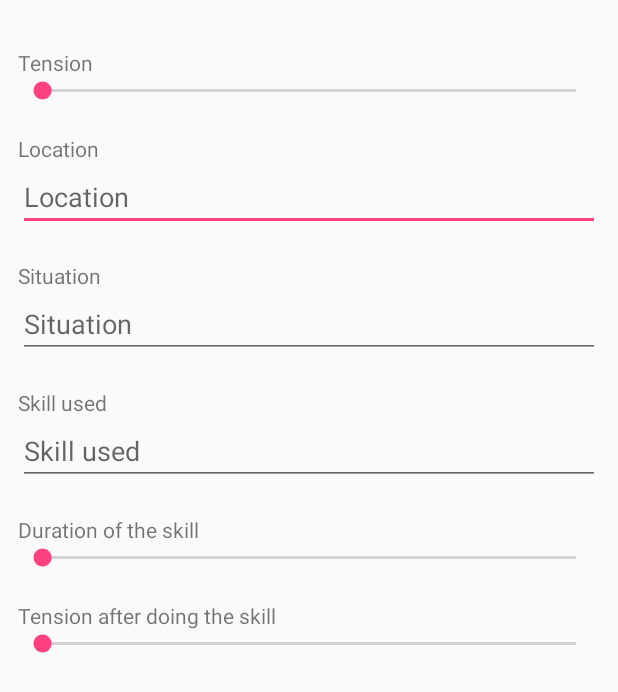
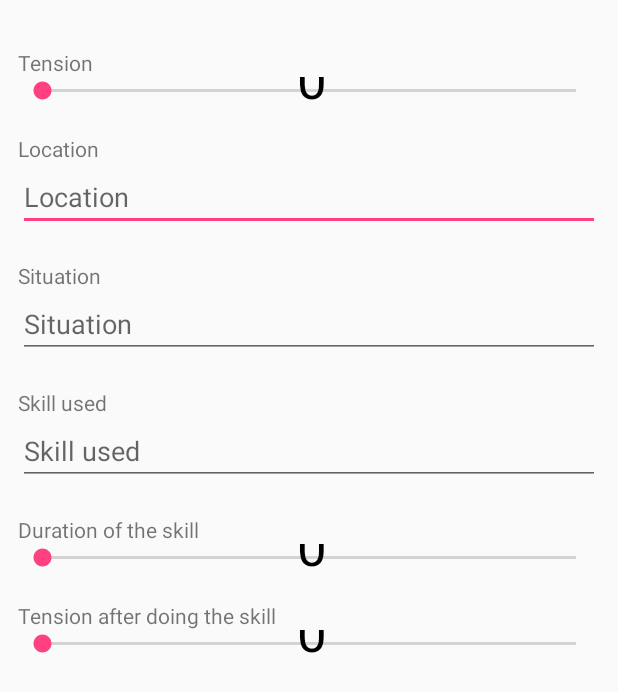
Before and after one commit to SophieBartmann/TensionLog, an Android app: the layout item_detail.xml on its own in the app's theme, with its tools: preview values and no code run, on a phone screen of 412 x 824 dp. Shown: the top 692 px of the screen. Run offline under Robolectric (Android 15) with nearby library versions, the phone set to English and light mode, and no system bars.

Commit message:
Added a custom seekbar which also includes a - yet ugly - progress indicator. BaseEntity content is moved down to the child-classes, to used full generation features. Added App class to provide centralized access to the database-context.
Signed-off-by: Kristoffer Schneider <kschneider@codingfalx.de>

```diff
--- a/mobile/src/main/java/tech/falx/tensionlog/ui/viewmodel/BaseVM.java
+++ b/mobile/src/main/java/tech/falx/tensionlog/ui/viewmodel/BaseVM.java
@@ -4,10 +4,12 @@
 
 package tech.falx.tensionlog.ui.viewmodel;
 
+import tech.falx.tensionlog.db.entity.DaoSession;
+
 /**
  * @author <a href="mailto:kschneider@codingfalx.de">Kristoffer Schneider alias falx<a>
  */
 
 public abstract class BaseVM {
-    public abstract void saveEntities();
+    public abstract void saveEntities(DaoSession daoSession);
 }
--- a/mobile/src/main/java/tech/falx/tensionlog/ui/viewmodel/TensionEntryVM.java
+++ b/mobile/src/main/java/tech/falx/tensionlog/ui/viewmodel/TensionEntryVM.java
@@ -6,6 +6,8 @@ package tech.falx.tensionlog.ui.viewmodel;
 
 import android.databinding.ObservableField;
 import android.databinding.ObservableInt;
+
+import tech.falx.tensionlog.db.entity.DaoSession;
 import tech.falx.tensionlog.db.entity.TensionEntryEntity;
 
 /**
@@ -34,7 +36,7 @@ public class TensionEntryVM extends BaseVM {
 
 
     @Override
-    public void saveEntities() {
+    public void saveEntities(DaoSession daoSession) {
 
     }
 }
--- /dev/null
+++ b/mobile/src/main/java/tech/falx/tensionlog/ui/widget/IndicatorSeekbar.java
@@ -0,0 +1,42 @@
+/*
+ * Copyright (c) 2018. Kristoffer Schneider Licensed under the Apache-2.0 License.
+ */
+
+package tech.falx.tensionlog.ui.widget;
+
+
+import android.content.Context;
+import android.graphics.Canvas;
+import android.graphics.Color;
+import android.graphics.Paint;
+import android.util.AttributeSet;
+
+/**
+ * @author <a href="mailto:kschneider@codingfalx.de">Kristoffer Schneider alias falx<a>
+ */
+
+public class IndicatorSeekbar extends android.support.v7.widget.AppCompatSeekBar {
+    public IndicatorSeekbar(Context context) {
+        super(context);
+    }
+
+    public IndicatorSeekbar(Context context, AttributeSet attrs, int defStyle) {
+        super(context, attrs, defStyle);
+    }
+
+    public IndicatorSeekbar(Context context, AttributeSet attrs) {
+        super(context, attrs);
+    }
+
+    @Override
+    protected void onDraw(Canvas c) {
+        super.onDraw(c);
+        float thumb_x = (float) this.getWidth() * 0.48f;
+        float middle = (float) (this.getHeight()) * 0.8f;
+
+        Paint paint = new Paint();
+        paint.setColor(Color.BLACK);
+        paint.setTextSize(53);
+        c.drawText("" + this.getProgress(), thumb_x, middle, paint);
+    }
+}
--- a/mobile/src/main/res/layout/item_detail.xml
+++ b/mobile/src/main/res/layout/item_detail.xml
@@ -1,3 +1,7 @@
+<!--
+  ~ Copyright (c) 2018. Kristoffer Schneider Licensed under the Apache-2.0 License.
+  -->
+
 <layout>
     <data class="tech.falx.tensionlog.ui.binding.ItemDetailBinding">
         <variable name="vm" type="tech.falx.tensionlog.ui.viewmodel.TensionEntryVM"/>
@@ -15,10 +19,10 @@
             android:layout_width="match_parent"
             android:layout_height="wrap_content"
             android:labelFor="@id/tensionSeekBar"
-            android:text="@string/tension"
-            android:paddingTop="@dimen/linearVertPadding"/>
+            android:paddingTop="@dimen/linearVertPadding"
+            android:text="@string/tension"/>
 
-        <SeekBar
+        <tech.falx.tensionlog.ui.widget.IndicatorSeekbar
             android:id="@+id/tensionSeekBar"
             android:layout_width="match_parent"
             android:layout_height="wrap_content"
@@ -27,11 +31,11 @@
 
         <TextView
             android:id="@+id/locationLabel"
-            android:labelFor="@id/locationEditText"
             android:layout_width="match_parent"
             android:layout_height="wrap_content"
-            android:text="@string/location"
-            android:paddingTop="@dimen/linearVertPadding"/>
+            android:labelFor="@id/locationEditText"
+            android:paddingTop="@dimen/linearVertPadding"
+            android:text="@string/location"/>
 
         <EditText
             android:id="@+id/locationEditText"
@@ -42,11 +46,11 @@
 
         <TextView
             android:id="@+id/situationLabel"
-            android:labelFor="@id/situationEditText"
             android:layout_width="match_parent"
             android:layout_height="wrap_content"
-            android:text="@string/situation"
-            android:paddingTop="@dimen/linearVertPadding"/>
+            android:labelFor="@id/situationEditText"
+            android:paddingTop="@dimen/linearVertPadding"
+            android:text="@string/situation"/>
 
         <EditText
             android:id="@+id/situationEditText"
@@ -57,43 +61,43 @@
 
         <TextView
             android:id="@+id/skillUsedLabel"
-            android:labelFor="@id/skillUsedEditText"
             android:layout_width="match_parent"
             android:layout_height="wrap_content"
-            android:text="@string/skill_used"
-            android:paddingTop="@dimen/linearVertPadding"/>
+            android:labelFor="@id/skillUsedEditText"
+            android:paddingTop="@dimen/linearVertPadding"
+            android:text="@string/skill_used"/>
 
         <EditText
             android:id="@+id/skillUsedEditText"
             android:layout_width="match_parent"
             android:layout_height="wrap_content"
-            android:text="@{vm.skillUsed}"
-            android:hint="@string/skill_used"/>
+            android:hint="@string/skill_used"
+            android:text="@{vm.skillUsed}"/>
 
         <TextView
             android:id="@+id/skillDurationLabel"
-            android:labelFor="@id/skillDurationSeekBar"
             android:layout_width="match_parent"
             android:layout_height="wrap_content"
-            android:text="@string/skill_duration"
-            android:paddingTop="@dimen/linearVertPadding"/>
+            android:labelFor="@id/skillDurationSeekBar"
+            android:paddingTop="@dimen/linearVertPadding"
+            android:text="@string/skill_duration"/>
 
-        <SeekBar
+        <tech.falx.tensionlog.ui.widget.IndicatorSeekbar
             android:id="@+id/skillDurationSeekBar"
             android:layout_width="match_parent"
             android:layout_height="wrap_content"
-            android:progress="@{vm.skillDuration}"
-            android:max="120"/>
+            android:max="120"
+            android:progress="@{vm.skillDuration}"/>
 
         <TextView
             android:id="@+id/tensionAfterSeekBarLabel"
             android:layout_width="match_parent"
             android:layout_height="wrap_content"
             android:labelFor="@id/tensionAfterSeekBar"
-            android:text="@string/tension_after_label"
-            android:paddingTop="@dimen/linearVertPadding"/>
+            android:paddingTop="@dimen/linearVertPadding"
+            android:text="@string/tension_after_label"/>
 
-        <SeekBar
+        <tech.falx.tensionlog.ui.widget.IndicatorSeekbar
             android:id="@+id/tensionAfterSeekBar"
             android:layout_width="match_parent"
             android:layout_height="wrap_content"
```
Also changed, not shown: mobile/src/main/java/tech/falx/tensionlog/App.java (+7 -2 lines), mobile/src/main/java/tech/falx/tensionlog/db/entity/BaseEntity.java (+4 -13 lines), mobile/src/main/java/tech/falx/tensionlog/db/entity/SkillEntity.java (+32 -2 lines), mobile/src/main/java/tech/falx/tensionlog/db/entity/TensionEntryEntity.java (+48 -12 lines).
